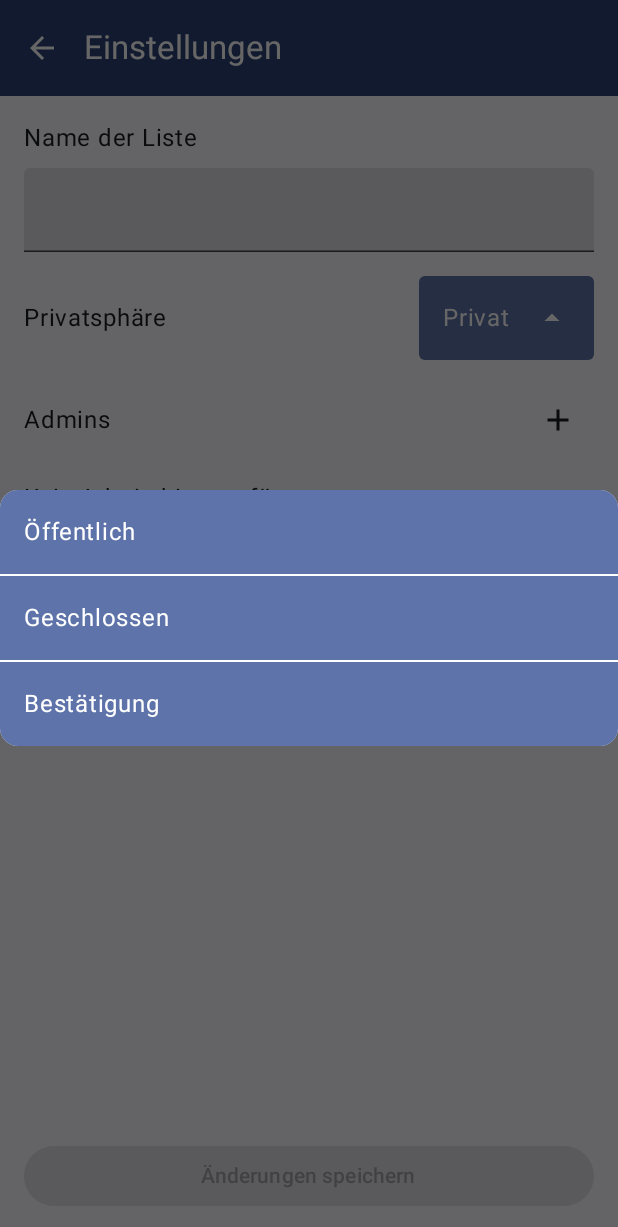
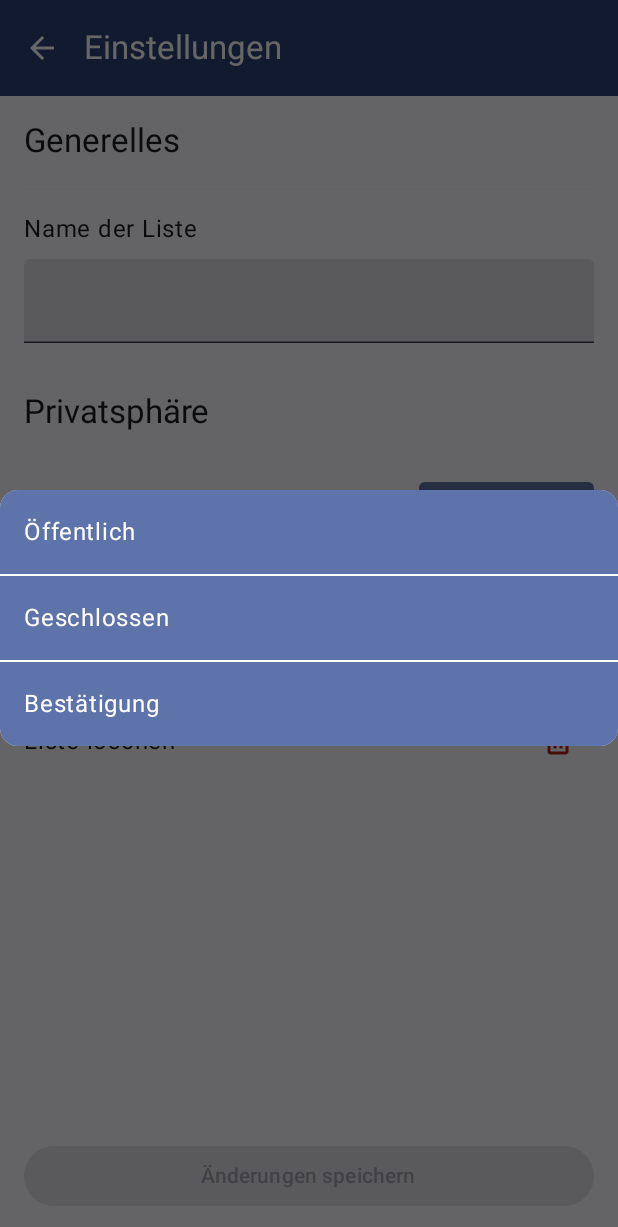
Before and after one commit to erikrei/Rireki, an Android app built with Jetpack Compose: the ListSettingsScreen screen opened through its navigation route, after a tap on "Privat", on a phone screen of 412 x 824 dp. Shown: the top 1227 px of the screen. Run offline under Robolectric (Android 15) with nearby library versions, the phone set to English and light mode, and no system bars; our stand-ins replace Firebase (no records; nobody signed in at launch, a user with empty details on screens opened directly).

Commit message:
Überarbeitung Design Listeneinstellungen - Einstellungen in Kategorien unterteilt - Kategorien haben größeren Abstand voneinander, um diese schneller zu unterscheiden - Einstellung der Admins und dazugehörigen Variablen wurden entfernt, da diese im späteren Verlauf anders implementiert werden

```diff
--- a/app/src/main/java/com/example/rireki/data/state/ListSettingsUiState.kt
+++ b/app/src/main/java/com/example/rireki/data/state/ListSettingsUiState.kt
@@ -9,9 +9,5 @@ data class ListSettingsUiState(
         "Privat", "Öffentlich", "Geschlossen", "Bestätigung"
     ),
     var expandedDropdown: Boolean = false,
-    var expandedAdminRemove: Boolean = false,
-    var adminDeleteSelected: String = "",
     var expandedListDelete: Boolean = false,
-    var expandedAdminAddBottomSheet: Boolean = false,
-    var adminAdd: String = ""
 )
--- a/app/src/main/java/com/example/rireki/ui/components/ListSettings.kt
+++ b/app/src/main/java/com/example/rireki/ui/components/ListSettings.kt
@@ -1,41 +1,28 @@
 package com.example.rireki.ui.components
 
-import androidx.compose.animation.AnimatedVisibility
+import androidx.annotation.StringRes
 import androidx.compose.foundation.background
-import androidx.compose.foundation.border
 import androidx.compose.foundation.clickable
 import androidx.compose.foundation.layout.Arrangement
 import androidx.compose.foundation.layout.Column
 import androidx.compose.foundation.layout.Row
 import androidx.compose.foundation.layout.fillMaxWidth
-import androidx.compose.foundation.layout.navigationBarsPadding
 import androidx.compose.foundation.layout.padding
-import androidx.compose.foundation.layout.size
-import androidx.compose.foundation.shape.RoundedCornerShape
 import androidx.compose.material3.Button
 import androidx.compose.material3.Card
 import androidx.compose.material3.Divider
-import androidx.compose.material3.ExperimentalMaterial3Api
-import androidx.compose.material3.Icon
-import androidx.compose.material3.IconButton
 import androidx.compose.material3.MaterialTheme
-import androidx.compose.material3.ModalBottomSheet
 import androidx.compose.material3.Text
-import androidx.compose.material3.TextField
 import androidx.compose.runtime.Composable
-import androidx.compose.runtime.getValue
-import androidx.compose.runtime.mutableStateOf
-import androidx.compose.runtime.remember
-import androidx.compose.runtime.setValue
 import androidx.compose.ui.Alignment
 import androidx.compose.ui.Modifier
 import androidx.compose.ui.res.dimensionResource
-import androidx.compose.ui.res.painterResource
 import androidx.compose.ui.res.stringResource
-import androidx.compose.ui.unit.dp
 import androidx.compose.ui.window.Dialog
 import com.example.rireki.R
+import com.example.rireki.ui.components.shared.LabelWithDropdown
 import com.example.rireki.ui.components.shared.LabelWithIconButton
+import com.example.rireki.ui.components.shared.LabelWithInput
 import com.example.rireki.ui.components.shared.NavigationBackArrow
 import com.example.rireki.ui.components.shared.TopBar
 
@@ -67,147 +54,95 @@ fun ListSettingsTopBarTitle(
 }
 
 @Composable
-fun ListSettingsAdminList(
-    adminList: List<String>,
-    showAdminDeleteDialog: (String) -> Unit,
-    modifier: Modifier = Modifier
+fun ListSettingsCategory(
+    category: String,
+    actions: (@Composable () -> Unit)? = null,
+    modifier: Modifier = Modifier,
+    categoryContent: @Composable () -> Unit,
 ) {
-    if (adminList.isEmpty()) {
-        Text(
-            text = stringResource(id = R.string.settings_text_no_admin),
-            modifier = modifier
-                .fillMaxWidth()
-        )
-    } else {
-        Column(
-            verticalArrangement = Arrangement.spacedBy(
-                dimensionResource(id = R.dimen.settings_admin_spacing)
-            ),
-            modifier = modifier
+    Column(
+        verticalArrangement = Arrangement.spacedBy(
+            dimensionResource(id = R.dimen.settings_single_component_spacing_new)
+        ),
+        modifier = modifier
+    ) {
+        Row(
+            horizontalArrangement = Arrangement.SpaceBetween,
+            verticalAlignment = Alignment.CenterVertically,
+            modifier = Modifier
                 .fillMaxWidth()
         ) {
-            adminList.forEach {
-                ListSettingsAdminRow(
-                    admin = it,
-                    showAdminDeleteDialog = showAdminDeleteDialog,
-                    modifier = Modifier
-                        .fillMaxWidth()
-                )
-            }
+            Text(
+                text = category,
+                style = MaterialTheme.typography.titleLarge
+            )
+            if (actions != null) actions()
         }
+        Divider(
+            color = MaterialTheme.colorScheme.onSecondaryContainer,
+            thickness = dimensionResource(id = R.dimen.settings_category_divider_width)
+        )
+        categoryContent()
     }
 }
 
 @Composable
-fun ListSettingsAdminRow(
-    admin: String,
-    showAdminDeleteDialog: (String) -> Unit,
+fun ListSettingsGeneral(
+    inputValue: String,
+    onValueChange: (String) -> Unit,
+    @StringRes category: Int,
     modifier: Modifier = Modifier
 ) {
-    Row(
-        verticalAlignment = Alignment.CenterVertically,
-        horizontalArrangement = Arrangement.SpaceBetween,
-        modifier = modifier
-            .border(
-                width = dimensionResource(id = R.dimen.settings_admin_border_width),
-                color = MaterialTheme.colorScheme.onSecondaryContainer,
-                shape = RoundedCornerShape(
-                    dimensionResource(id = R.dimen.settings_admin_border_size)
-                )
-            )
-            .padding(
-                all = dimensionResource(id = R.dimen.settings_admin_inner_padding)
-            )
-    ) {
-        Text(
-            text = admin
-        )
-        IconButton(
-            onClick = { showAdminDeleteDialog(admin) }
-        ) {
-            Icon(
-                painter = painterResource(id = R.drawable.minus_24),
-                contentDescription = null
-            )
-        }
-    }
-}
-
-@OptIn(ExperimentalMaterial3Api::class)
-@Composable
-fun ListSettingsBottomSheet(
-    value: String,
-    onValueChange: (String) -> Unit,
-    onAdminAdd: (String) -> Unit = {},
-    onDismissRequest: () -> Unit,
-    modifier: Modifier = Modifier
-) {
-    ModalBottomSheet(
-        onDismissRequest = onDismissRequest,
+    ListSettingsCategory(
+        category = stringResource(id = category),
         modifier = modifier
     ) {
-        Column(
-            verticalArrangement = Arrangement.spacedBy(
-                dimensionResource(id = R.dimen.settings_add_admin_component_padding)
-            ),
+        LabelWithInput(
+            label = R.string.settings_label_name,
+            inputValue = inputValue,
+            onValueChange = onValueChange,
             modifier = Modifier
-                .navigationBarsPadding()
-                .padding(
-                    dimensionResource(id = R.dimen.settings_add_admin_padding)
-                )
-        ) {
-            var showInformation by remember {
-                mutableStateOf(false)
-            }
-
-            LabelWithIconButton(
-                label = R.string.settings_admin_add_label,
-                icon = R.drawable.info_24,
-                onIconClick = { showInformation = !showInformation }
-            )
-            AnimatedVisibility(
-                visible = showInformation
-            ) {
-                Text(
-                    text = stringResource(id = R.string.settings_admin_add_info_text)
-                )
-            }
-            TextFieldWithIcon(
-                textFieldValue = value,
-                onValueChange = { onValueChange(it) },
-                onAdminAdd = onAdminAdd
-            )
-        }
+                .fillMaxWidth()
+        )
     }
 }
 
 @Composable
-fun TextFieldWithIcon(
-    textFieldValue: String,
-    onValueChange: (String) -> Unit,
-    onAdminAdd: (String) -> Unit,
+fun ListSettingsPrivacy(
+    activePrivacy: String,
+    showDropdown: Boolean,
+    onDropdownOpen: () -> Unit,
     modifier: Modifier = Modifier
 ) {
-    Row(
-        verticalAlignment = Alignment.CenterVertically,
-        horizontalArrangement = Arrangement.SpaceBetween,
+    ListSettingsCategory(
+        category = stringResource(id = R.string.settings_category_privacy),
         modifier = modifier
-            .fillMaxWidth()
     ) {
-        TextField(
-            value = textFieldValue,
-            onValueChange = onValueChange
+        LabelWithDropdown(
+            label = R.string.settings_label_privacy,
+            expandedDropdown = showDropdown,
+            activeDropdown = activePrivacy,
+            onDropdownOpen = onDropdownOpen,
+            modifier = Modifier
         )
-        IconButton(
-            onClick = { onAdminAdd(textFieldValue) }
-        ) {
-            Icon(
-                painter = painterResource(id = R.drawable.add_24),
-                contentDescription = null,
-                modifier = Modifier
-                    .size(48.dp)
-            )
-        }
+    }
+}
+
+@Composable
+fun ListSettingsDanger(
+    onShowListDeleteDialog: () -> Unit,
+    modifier: Modifier = Modifier
+) {
+    ListSettingsCategory(
+        category = stringResource(id = R.string.settings_category_danger),
+        modifier = modifier
+    ) {
+        LabelWithIconButton(
+            label = R.string.settings_delete_list_label,
+            icon = R.drawable.delete_24,
+            onIconClick = onShowListDeleteDialog,
+            iconColor = MaterialTheme.colorScheme.error,
+        )
     }
 }
 
--- a/app/src/main/java/com/example/rireki/ui/screens/AuthenticationScreen.kt
+++ b/app/src/main/java/com/example/rireki/ui/screens/AuthenticationScreen.kt
@@ -47,13 +47,14 @@ fun AuthenticationScreen(
             SnackbarHost(
                 hostState = snackbarHostState
             )
-        }
+        },
+        modifier = modifier
     ) {
         paddingValues ->
             Column(
                 horizontalAlignment = Alignment.CenterHorizontally,
                 verticalArrangement = Arrangement.SpaceBetween,
-                modifier = modifier
+                modifier = Modifier
                     .fillMaxSize()
                     .padding(paddingValues)
                     .padding(
--- a/app/src/main/java/com/example/rireki/ui/screens/ListOverviewScreen.kt
+++ b/app/src/main/java/com/example/rireki/ui/screens/ListOverviewScreen.kt
@@ -36,11 +36,12 @@ fun ListOverviewScreen(
             onNavigateBack = onNavigateBack,
             onNavigateSettings = onNavigateSettings,
             onNavigateAdd = onNavigateAdd
-        ) }
+        ) },
+        modifier = modifier
     ) {
         paddingValues ->
             LazyColumn(
-                modifier = modifier
+                modifier = Modifier
                     .padding(paddingValues)
             ) {
                 itemsIndexed(activeProfileListUiState.profileList.profiles) {
--- a/app/src/main/java/com/example/rireki/ui/screens/ListSettingsScreen.kt
+++ b/app/src/main/java/com/example/rireki/ui/screens/ListSettingsScreen.kt
@@ -6,7 +6,6 @@ import androidx.compose.foundation.layout.fillMaxWidth
 import androidx.compose.foundation.layout.padding
 import androidx.compose.foundation.rememberScrollState
 import androidx.compose.foundation.verticalScroll
-import androidx.compose.material3.MaterialTheme
 import androidx.compose.material3.Scaffold
 import androidx.compose.runtime.Composable
 import androidx.compose.runtime.collectAsState
@@ -17,15 +16,13 @@ import com.example.rireki.R
 import com.example.rireki.data.model.ListSettingsViewModel
 import com.example.rireki.data.state.ListSettingsUiState
 import com.example.rireki.data.util.checkIfSettingsEqual
-import com.example.rireki.ui.components.ListSettingsAdminList
-import com.example.rireki.ui.components.ListSettingsBottomSheet
+import com.example.rireki.ui.components.ListSettingsDanger
+import com.example.rireki.ui.components.ListSettingsGeneral
+import com.example.rireki.ui.components.ListSettingsPrivacy
 import com.example.rireki.ui.components.ListSettingsPrivacyDialog
 import com.example.rireki.ui.components.ListSettingsSaveButton
 import com.example.rireki.ui.components.ListSettingsTopBar
 import com.example.rireki.ui.components.shared.ConfirmAlert
-import com.example.rireki.ui.components.shared.LabelWithDropdown
-import com.example.rireki.ui.components.shared.LabelWithIconButton
-import com.example.rireki.ui.components.shared.LabelWithInput
 
 @Composable
 fun ListSettingsScreen(
@@ -53,48 +50,34 @@ fun ListSettingsScreen(
                         bottom = dimensionResource(id = R.dimen.settings_bottom_bar_padding)
                     )
             )
-        }
+        },
+        modifier = modifier
     ) {
         paddingValues ->
             Column(
                 verticalArrangement = Arrangement.spacedBy(
-                    dimensionResource(id = R.dimen.settings_component_spacing)
+                    dimensionResource(id = R.dimen.settings_all_component_spacing_new)
                 ),
-                modifier = modifier
+                modifier = Modifier
                     .padding(paddingValues)
-                    .verticalScroll(state = rememberScrollState())
+                    .padding(
+                        horizontal = dimensionResource(id = R.dimen.settings_horizontal_padding),
+                        vertical = dimensionResource(id = R.dimen.settings_vertical_padding)
+                    )
+                    .verticalScroll(rememberScrollState())
             ) {
-                LabelWithInput(
-                    label = R.string.settings_label_name,
+                ListSettingsGeneral(
+                    category = R.string.settings_category_general,
                     inputValue = settings.listName,
-                    onValueChange = { settingsViewModel.changeListName(it) },
-                    modifier = Modifier
-                        .fillMaxWidth()
+                    onValueChange = { settingsViewModel.changeListName(it) }
                 )
-                LabelWithDropdown(
-                    label = R.string.settings_label_privacy,
-                    expandedDropdown = settings.expandedDropdown,
-                    activeDropdown = settings.listPrivacy,
-                    onDropdownOpen = { settingsViewModel.showPrivacyDialog() },
-                    modifier = Modifier
+                ListSettingsPrivacy(
+                    activePrivacy = settings.listPrivacy,
+                    showDropdown = settings.expandedDropdown,
+                    onDropdownOpen = { settingsViewModel.showPrivacyDialog() }
                 )
-                LabelWithIconButton(
-                    label = R.string.settings_label_admin,
-                    icon = R.drawable.add_24,
-                    onIconClick = { settingsViewModel.showAdminAddBottomSheet() },
-                    modifier = Modifier
-                )
-                ListSettingsAdminList(
-                    adminList = settings.admins,
-                    showAdminDeleteDialog = { settingsViewModel.showAdminRemoveDialog(it) },
-                    modifier = Modifier
-                )
-                LabelWithIconButton(
-                    label = R.string.settings_delete_list_label,
-                    icon = R.drawable.delete_24,
-                    onIconClick = { settingsViewModel.showListDeleteDialog() },
-                    iconColor = MaterialTheme.colorScheme.error,
-                    modifier = Modifier
+                ListSettingsDanger(
+                    onShowListDeleteDialog = { settingsViewModel.showListDeleteDialog() },
                 )
             }
         if (settings.expandedDropdown) {
@@ -103,16 +86,6 @@ fun ListSettingsScreen(
                 onDismissRequest = { settingsViewModel.unshowPrivacyDialog() },
                 activePrivacy = settings.listPrivacy,
                 privacyOptions = settings.listPrivacyOptions
-            )
-        }
-        if (settings.expandedAdminRemove) {
-            ConfirmAlert(
-                onConfirmRequest = { settingsViewModel.deleteAdminFromList() },
-                onDismissRequest = { settingsViewModel.unshowAdminRemoveDialog() },
-                title = R.string.settings_admin_remove_title,
-                confirmText = R.string.settings_admin_remove_confirm,
-                dismissText = R.string.settings_admin_remove_dismiss,
-                text = "Möchten Sie wirklich ${settings.adminDeleteSelected} als Admin entfernen?"
             )
         }
         if (settings.expandedListDelete) {
@@ -125,13 +98,5 @@ fun ListSettingsScreen(
                 text = "Möchten Sie die Liste ${settings.listName} wirklich löschen?"
             )
         }
-        if (settings.expandedAdminAddBottomSheet) {
-            ListSettingsBottomSheet(
-                value = settings.adminAdd,
-                onDismissRequest = { settingsViewModel.unshowAdminAddBottomSheet() },
-                onValueChange = { settingsViewModel.changeAdminAdd(it) },
-                onAdminAdd = {  }, // @TODO
-            )
-        }
     }
 }
--- a/app/src/main/res/values/dimen.xml
+++ b/app/src/main/res/values/dimen.xml
@@ -1,58 +1,63 @@
 <?xml version="1.0" encoding="utf-8"?>
 <resources>
     <!--  Generell  -->
-    <dimen name="label_with_input_spacing">8.dp</dimen>
+    <dimen name="label_with_input_spacing">8dp</dimen>
 
     <!--  Authentifizierung  -->
-    <dimen name="auth_horizontal_padding">12.dp</dimen>
-    <dimen name="auth_vertical_padding">24.dp</dimen>
-    <dimen name="auth_component_padding">8.dp</dimen>
-    <dimen name="auth_button_shape_size">8.dp</dimen>
-    <dimen name="auth_social_border_width">1.dp</dimen>
-    <dimen name="auth_social_padding">4.dp</dimen>
-    <dimen name="auth_footer_padding">12.dp</dimen>
-    <dimen name="auth_info_padding">2.dp</dimen>
+    <dimen name="auth_horizontal_padding">12dp</dimen>
+    <dimen name="auth_vertical_padding">24dp</dimen>
+    <dimen name="auth_component_padding">8dp</dimen>
+    <dimen name="auth_button_shape_size">8dp</dimen>
+    <dimen name="auth_social_border_width">1dp</dimen>
+    <dimen name="auth_social_padding">4dp</dimen>
+    <dimen name="auth_footer_padding">12dp</dimen>
+    <dimen name="auth_info_padding">2dp</dimen>
 
     <!--  Startseite  -->
-    <dimen name="topbar_title_icon_size">48.dp</dimen>
-    <dimen name="topbar_title_space">8.dp</dimen>
-    <dimen name="profile_list_outer_vertical_padding">8.dp</dimen>
-    <dimen name="profile_list_outer_horizontal_padding">16.dp</dimen>
-    <dimen name="profile_list_inner_padding">16.dp</dimen>
-    <dimen name="profile_list_created_padding">8.dp</dimen>
-    <dimen name="profile_list_border_shape_size">8.dp</dimen>
+    <dimen name="topbar_title_icon_size">48dp</dimen>
+    <dimen name="topbar_title_space">8dp</dimen>
+    <dimen name="profile_list_outer_vertical_padding">8dp</dimen>
+    <dimen name="profile_list_outer_horizontal_padding">16dp</dimen>
+    <dimen name="profile_list_inner_padding">16dp</dimen>
+    <dimen name="profile_list_created_padding">8dp</dimen>
+    <dimen name="profile_list_border_shape_size">8dp</dimen>
 
     <!--  Neue Liste Dialog  -->
-    <dimen name="dialog_card_inner_padding">16.dp</dimen>
-    <dimen name="dialog_card_inner_spacing">16.dp</dimen>
-    <dimen name="dialog_card_error_padding">8.dp</dimen>
-    <dimen name="dialog_card_error_spacing">16.dp</dimen>
+    <dimen name="dialog_card_inner_padding">16dp</dimen>
+    <dimen name="dialog_card_inner_spacing">16dp</dimen>
+    <dimen name="dialog_card_error_padding">8dp</dimen>
+    <dimen name="dialog_card_error_spacing">16dp</dimen>
 
     <!--  Einfaches Profil (Listenübersicht)  -->
-    <dimen name="simple_list_outer_horizontal_padding">16.dp</dimen>
-    <dimen name="simple_list_outer_vertical_padding">8.dp</dimen>
-    <dimen name="simple_list_inner_padding">16.dp</dimen>
-    <dimen name="simple_list_inner_component_padding">16.dp</dimen>
+    <dimen name="simple_list_outer_horizontal_padding">16dp</dimen>
+    <dimen name="simple_list_outer_vertical_padding">8dp</dimen>
+    <dimen name="simple_list_inner_padding">16dp</dimen>
+    <dimen name="simple_list_inner_component_padding">16dp</dimen>
 
     <!--  Listeneinstellungen  -->
-    <dimen name="settings_horizontal_padding">16.dp</dimen>
-    <dimen name="settings_vertical_padding">16.dp</dimen>
-    <dimen name="settings_component_spacing">16.dp</dimen>
-    <dimen name="settings_privacy_spacing">16.dp</dimen>
-    <dimen name="settings_privacy_option_padding">16.dp</dimen>
-    <dimen name="settings_admin_spacing">8.dp</dimen>
-    <dimen name="settings_admin_border_width">1.dp</dimen>
-    <dimen name="settings_admin_inner_padding">8.dp</dimen>
-    <dimen name="settings_admin_border_size">8.dp</dimen>
-    <dimen name="settings_add_admin_padding">16.dp</dimen>
-    <dimen name="settings_add_admin_component_padding">8.dp</dimen>
-    <dimen name="settings_bottom_bar_padding">16.dp</dimen>
+    <dimen name="settings_horizontal_padding">16dp</dimen>
+    <dimen name="settings_vertical_padding">16dp</dimen>
+    <dimen name="settings_component_spacing">16dp</dimen>
+    <dimen name="settings_privacy_spacing">16dp</dimen>
+    <dimen name="settings_privacy_option_padding">16dp</dimen>
+    <dimen name="settings_admin_spacing">8dp</dimen>
+    <dimen name="settings_admin_border_width">1dp</dimen>
+    <dimen name="settings_admin_inner_padding">8dp</dimen>
+    <dimen name="settings_admin_border_size">8dp</dimen>
+    <dimen name="settings_add_admin_padding">16dp</dimen>
+    <dimen name="settings_add_admin_component_padding">8dp</dimen>
+    <dimen name="settings_bottom_bar_padding">16dp</dimen>
+
+    <!--  Listeneinstellungen NEU  -->
+    <dimen name="settings_all_component_spacing_new">32dp</dimen>
+    <dimen name="settings_single_component_spacing_new">16dp</dimen>
+    <dimen name="settings_category_divider_width">.5dp</dimen>
 
     <!--  Profil hinzufügen  -->
-    <dimen name="add_horizontal_padding">16.dp</dimen>
-    <dimen name="add_vertical_padding">16.dp</dimen>
-    <dimen name="add_component_spacing">16.dp</dimen>
-    <dimen name="add_image_component_spacing">8.dp</dimen>
-    <dimen name="add_image_padding">24.dp</dimen>
-    <dimen name="add_bottom_bar_padding">16.dp</dimen>
+    <dimen name="add_horizontal_padding">16dp</dimen>
+    <dimen name="add_vertical_padding">16dp</dimen>
+    <dimen name="add_component_spacing">16dp</dimen>
+    <dimen name="add_image_component_spacing">8dp</dimen>
+    <dimen name="add_image_padding">24dp</dimen>
+    <dimen name="add_bottom_bar_padding">16dp</dimen>
 </resources>
--- a/app/src/main/res/values/strings.xml
+++ b/app/src/main/res/values/strings.xml
@@ -34,20 +34,19 @@
     <!--  Listeneinstellungen  -->
     <string name="settings_title">Einstellungen</string>
     <string name="settings_label_name">Name der Liste</string>
-    <string name="settings_label_privacy">Privatsphäre</string>
-    <string name="settings_label_admin">Admins</string>
-    <string name="settings_admin_add_title">Admin hinzufügen</string>
-    <string name="settings_admin_add_label">BenutzerID eingeben</string>
-    <string name="settings_admin_add_info_text">TODO: Wird noch hinzugefügt</string>
-    <string name="settings_text_no_admin">Kein Admin hinzugefügt</string>
-    <string name="settings_admin_remove_title">Admin entfernen</string>
-    <string name="settings_admin_remove_confirm">Entfernen</string>
-    <string name="settings_admin_remove_dismiss">Zurück</string>
     <string name="settings_delete_list_label">Liste löschen</string>
     <string name="settings_delete_list_title">Liste löschen</string>
+    <string name="settings_label_privacy">Listenbeitritt</string>
     <string name="settings_delete_list_confirm">Löschen</string>
     <string name="settings_delete_list_dismiss">Zurück</string>
     <string name="settings_save_button">Änderungen speichern</string>
+    <!--  Listeneinstellungen Kategorien  -->
+    <string name="settings_category_general">Generelles</string>
+    <string name="settings_category_privacy">Privatsphäre</string>
+    <string name="settings_category_admin">Admins</string>
+    <string name="settings_category_danger">Gefahrenzone</string>
+
+
 
     <!--  Profil hinzufügen  -->
     <string name="add_title">Steckbrief hinzufügen</string>
```
Also changed, not shown: app/src/main/java/com/example/rireki/data/model/ListSettingsViewModel.kt (+0 -57 lines), app/src/main/java/com/example/rireki/data/objects/Home.kt (+1 -8 lines).
